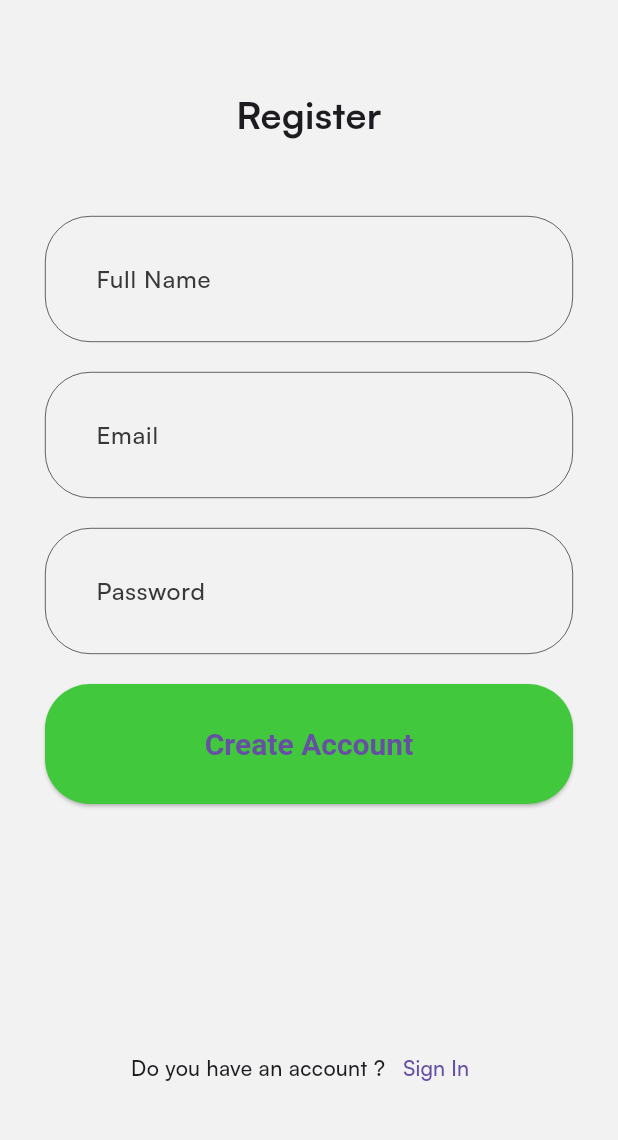
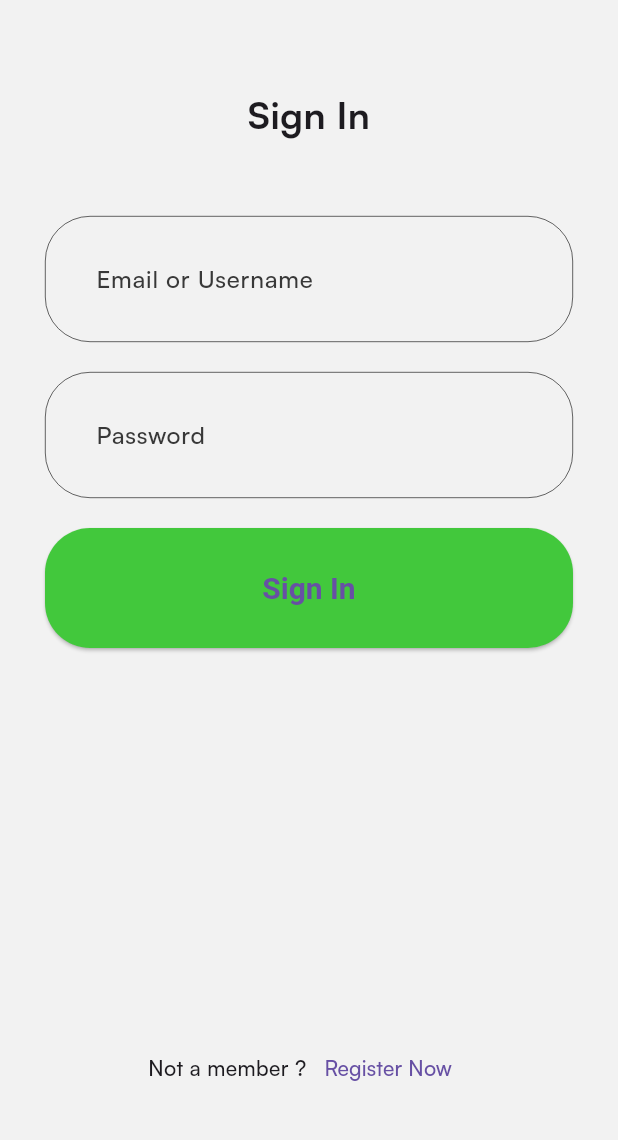
Before and after one commit to sujithsb161997/spotify-clone, a Flutter app: the SignUpPage screen opened directly, after a tap on "Sign In", on a phone screen of 412 x 824 dp, the part 72-1212 px from its top. Run offline on Flutter 3.47's test engine with Material 3 defaults, Android fonts, the phone set to English and light mode, and no system bars; our stand-ins replace dartz, firebase_auth, firebase_core, flutter_bloc, flutter_svg, get_it and 1 more; accounts and stored records are empty; network calls fail.

Commit message:
signup complete.

```diff
--- /dev/null
+++ b/lib/core/usecase/usercase.dart
@@ -0,0 +1,3 @@
+abstract class UseCase<Type, Params> {
+  Future<Type> call({Params params});
+}
--- /dev/null
+++ b/lib/presentation/authentication/pages/signin.dart
@@ -0,0 +1,92 @@
+import 'package:flutter/material.dart';
+import 'package:flutter_svg/svg.dart';
+import 'package:spotify_clone/common/widgets/basic_app_bar/basic_app_bar.dart';
+import 'package:spotify_clone/common/widgets/button/basic_app_button.dart';
+import 'package:spotify_clone/core/configs/assets/app_vectors.dart';
+import 'package:spotify_clone/presentation/authentication/pages/signup.dart';
+
+class SignInPage extends StatelessWidget {
+  const SignInPage({super.key});
+
+  @override
+  Widget build(BuildContext context) {
+    return Scaffold(
+      bottomNavigationBar: _signUpText(context),
+      appBar: BasicAppBar(
+        title: SvgPicture.asset(
+          AppVectors.logo,
+          height: 40,
+          width: 40,
+        ),
+      ),
+      body: Padding(
+        padding: const EdgeInsets.symmetric(vertical: 50.0, horizontal: 30.0),
+        child: Column(
+          crossAxisAlignment: CrossAxisAlignment.center,
+          children: [
+            _registerText(),
+            const SizedBox(
+              height: 50,
+            ),
+            _emailField(context),
+            const SizedBox(
+              height: 20,
+            ),
+            _passwordField(context),
+            const SizedBox(
+              height: 20,
+            ),
+            BasicAppButton(onPressed: () {}, title: "Sign In")
+          ],
+        ),
+      ),
+    );
+  }
+
+  Widget _registerText() {
+    return const Text(
+      "Sign In",
+      style: TextStyle(fontWeight: FontWeight.bold, fontSize: 25),
+      textAlign: TextAlign.center,
+    );
+  }
+
+  Widget _emailField(BuildContext context) {
+    return TextField(
+      decoration: const InputDecoration(hintText: 'Email or Username')
+          .applyDefaults(Theme.of(context).inputDecorationTheme),
+    );
+  }
+
+  Widget _passwordField(BuildContext context) {
+    return TextField(
+      decoration: const InputDecoration(hintText: 'Password')
+          .applyDefaults(Theme.of(context).inputDecorationTheme),
+    );
+  }
+
+  Widget _signUpText(BuildContext context) {
+    return Padding(
+      padding: const EdgeInsets.symmetric(vertical: 40.0),
+      child: Row(
+        mainAxisAlignment: MainAxisAlignment.center,
+        children: [
+          const Text(
+            "Not a member ?",
+            style: TextStyle(fontWeight: FontWeight.w500, fontSize: 14),
+          ),
+          TextButton(
+              onPressed: () {
+                Navigator.pushReplacement(
+                  context,
+                  MaterialPageRoute(
+                    builder: (BuildContext contex) =>  SignUpPage(),
+                  ),
+                );
+              },
+              child: const Text("Register Now"))
+        ],
+      ),
+    );
+  }
+}
--- a/lib/presentation/authentication/pages/signup.dart
+++ b/lib/presentation/authentication/pages/signup.dart
@@ -3,13 +3,23 @@ import 'package:flutter_svg/svg.dart';
 import 'package:spotify_clone/common/widgets/basic_app_bar/basic_app_bar.dart';
 import 'package:spotify_clone/common/widgets/button/basic_app_button.dart';
 import 'package:spotify_clone/core/configs/assets/app_vectors.dart';
+import 'package:spotify_clone/data/models/authentication/create_user_request.dart';
+import 'package:spotify_clone/domain/usecases/authentication/signup_usecase.dart';
+import 'package:spotify_clone/presentation/authentication/pages/signin.dart';
+import 'package:spotify_clone/presentation/root/pages/root.dart';
+import 'package:spotify_clone/service_locator.dart';
 
 class SignUpPage extends StatelessWidget {
-  const SignUpPage({super.key});
+  SignUpPage({super.key});
+
+  final TextEditingController _fullName = TextEditingController();
+  final TextEditingController _email = TextEditingController();
+  final TextEditingController _password = TextEditingController();
 
   @override
   Widget build(BuildContext context) {
     return Scaffold(
+      resizeToAvoidBottomInset: false,
       bottomNavigationBar: _signInText(context),
       appBar: BasicAppBar(
         title: SvgPicture.asset(
@@ -39,7 +49,25 @@ class SignUpPage extends StatelessWidget {
             const SizedBox(
               height: 20,
             ),
-            BasicAppButton(onPressed: () {}, title: "Create Account")
+            BasicAppButton(
+                onPressed: () async {
+                  var result = await sl<SignupUsecase>().call(
+                    params: CreateUserRequest(
+                      email: _email.text.toString(),
+                      fullName: _fullName.text.toString(),
+                      password: _password.text.toString(),
+                    ),
+                  );
+                  result.fold((l) {
+                    var snackBar = SnackBar(
+                      content: Text(l),
+                    );
+                    ScaffoldMessenger.of(context).showSnackBar(snackBar);
+                  }, (r) {
+                    Navigator.pushAndRemoveUntil(context, MaterialPageRoute(builder: (BuildContext context)=> const RootPage()), (route) => false);
+                  });
+                },
+                title: "Create Account")
           ],
         ),
       ),
@@ -56,6 +84,7 @@ class SignUpPage extends StatelessWidget {
 
   Widget _fullNameField(BuildContext context) {
     return TextField(
+      controller: _fullName,
       decoration: const InputDecoration(hintText: 'Full Name')
           .applyDefaults(Theme.of(context).inputDecorationTheme),
     );
@@ -63,6 +92,7 @@ class SignUpPage extends StatelessWidget {
 
   Widget _emailField(BuildContext context) {
     return TextField(
+      controller: _email,
       decoration: const InputDecoration(hintText: 'Email')
           .applyDefaults(Theme.of(context).inputDecorationTheme),
     );
@@ -70,21 +100,33 @@ class SignUpPage extends StatelessWidget {
 
   Widget _passwordField(BuildContext context) {
     return TextField(
+      controller: _password,
       decoration: const InputDecoration(hintText: 'Password')
           .applyDefaults(Theme.of(context).inputDecorationTheme),
     );
   }
 
   Widget _signInText(BuildContext context) {
-    return  Padding(
+    return Padding(
       padding: const EdgeInsets.symmetric(vertical: 40.0),
       child: Row(
         mainAxisAlignment: MainAxisAlignment.center,
-       children: [
-        const Text("Do you have an account ?" ,style: TextStyle(fontWeight: FontWeight.w500, fontSize: 14),),
-        TextButton(onPressed: () {}, child: const Text("Sign In"))
-
-       ],
+        children: [
+          const Text(
+            "Do you have an account ?",
+            style: TextStyle(fontWeight: FontWeight.w500, fontSize: 14),
+          ),
+          TextButton(
+              onPressed: () {
+                Navigator.pushReplacement(
+                  context,
+                  MaterialPageRoute(
+                    builder: (BuildContext contex) => const SignInPage(),
+                  ),
+                );
+              },
+              child: const Text("Sign In"))
+        ],
       ),
     );
   }
--- a/pubspec.yaml
+++ b/pubspec.yaml
@@ -39,6 +39,10 @@ dependencies:
   hydrated_bloc:
   path_provider:
   flutter_bloc:
+  firebase_core:
+  firebase_auth:
+  get_it:
+  dartz:
 
 
 dev_dependencies:
```
Also changed, not shown: lib/data/models/authentication/create_user_request.dart (added, +8 -0 lines), lib/data/repository/authentication/authentication_repository_impl.dart (added, +19 -0 lines), lib/data/sources/authentication/authentication_firebase_service.dart (added, +34 -0 lines), lib/domain/entities/authentication/user.dart (added, +7 -0 lines), lib/domain/repository/authentication/auth.dart (added, +9 -0 lines), lib/domain/usecases/authentication/signup_usecase.dart (added, +14 -0 lines), lib/main.dart (+7 -0 lines), lib/presentation/authentication/pages/signup_or_signin.dart (+7 -2 lines), lib/presentation/root/pages/root.dart (added, +10 -0 lines), lib/service_locator.dart (added, +20 -0 lines), firebase.json (added), lib/firebase_options.dart (added), pubspec.lock, 6 other files.
